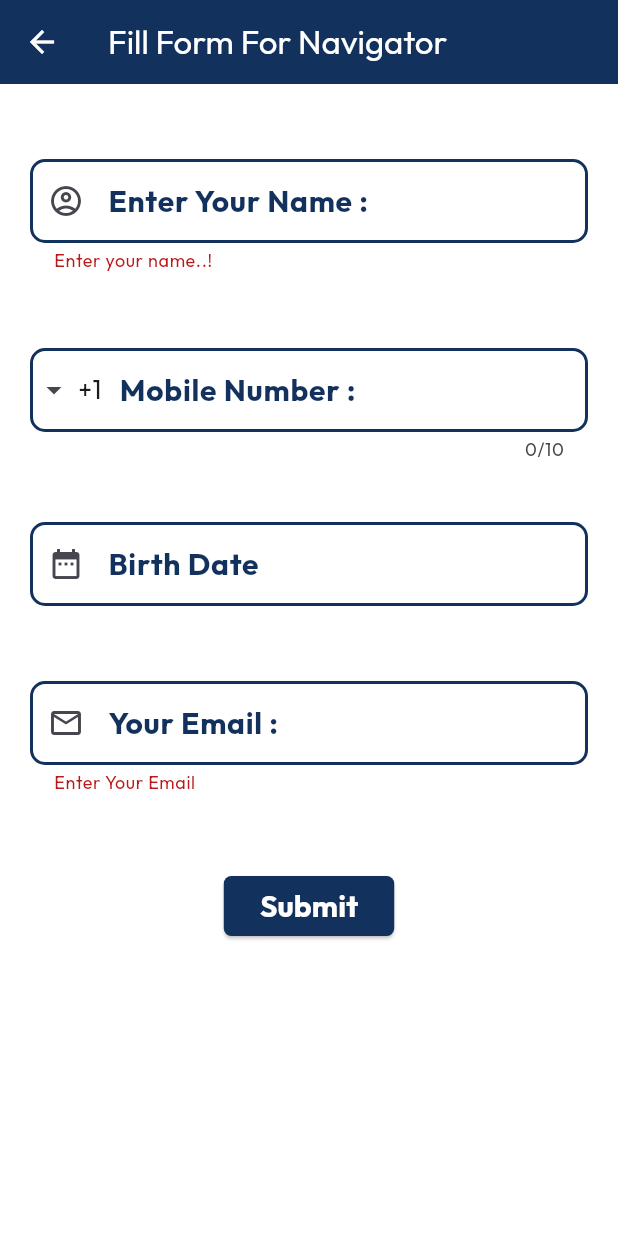
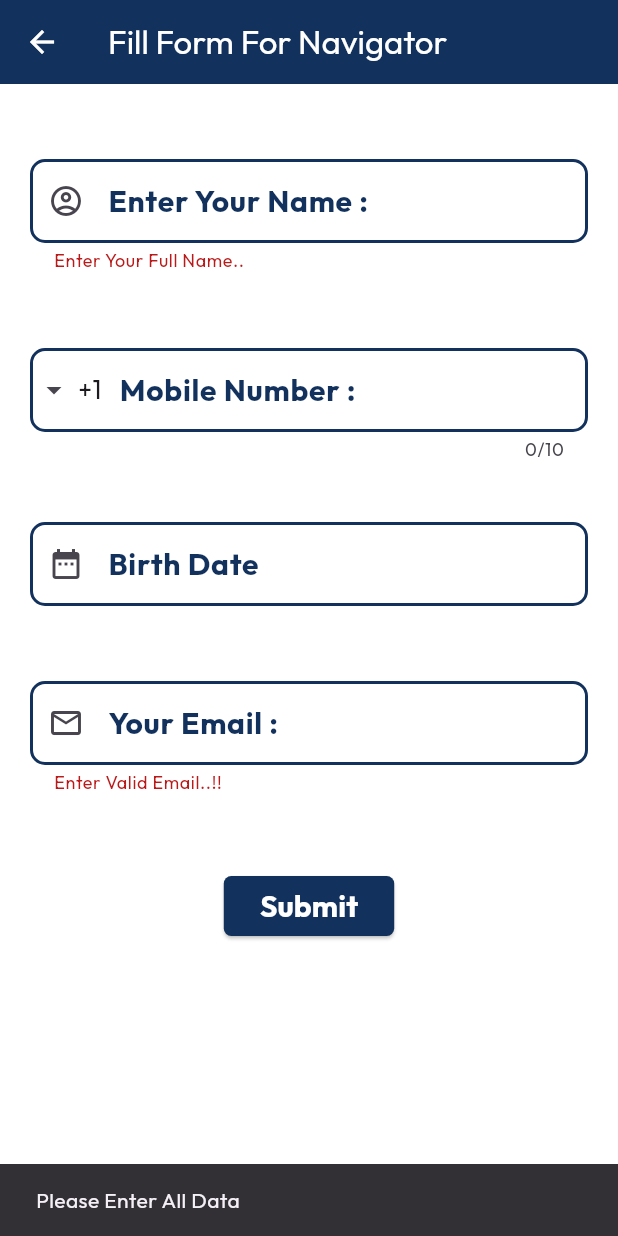
Before and after one commit to wlf-pratik-11/WLF-Flutter-Demo-App, a Flutter app: the FormForNavigator screen opened directly, after a tap on "Submit", on a phone screen of 412 x 824 dp. Run offline on Flutter 3.47's test engine with Material 3 defaults, Android fonts, the phone set to English and light mode, and no system bars; drawn by our look-alikes of intl_phone_field; our stand-ins replace email_validator, google_fonts, rxdart.

Commit message:
Upload Block Arch. implementation in Form demo

```diff
--- /dev/null
+++ b/lib/commons/bloc.dart
@@ -0,0 +1,3 @@
+abstract class Bloc{
+  void dispose();
+}
--- a/lib/screens/form_for_navigator.dart
+++ /dev/null
@@ -1,231 +0,0 @@
-import 'package:email_validator/email_validator.dart';
-import 'package:flutter/material.dart';
-import 'package:flutter/services.dart';
-import 'package:intl/intl.dart';
-import 'package:intl_phone_field/intl_phone_field.dart';
-import 'package:main_app_demo/commons/common_functions.dart';
-import 'package:main_app_demo/commons/multi_language_strings.dart';
-import 'package:main_app_demo/commons/my_colors.dart';
-
-class FormForNavigator extends StatefulWidget {
-  const FormForNavigator({super.key});
-
-  @override
-  State<FormForNavigator> createState() => _FormForNavigatorState();
-}
-
-class _FormForNavigatorState extends State<FormForNavigator> {
-  final GlobalKey<FormState> _formKey = GlobalKey<FormState>();
-  TextEditingController _name= TextEditingController();
-  TextEditingController _mobileNumber = TextEditingController();
-  TextEditingController _bDate = TextEditingController();
-  TextEditingController _email = TextEditingController();
-
-  String? _emailError;
-
-  @override
-  Widget build(BuildContext context) {
-    return Scaffold(
-      backgroundColor: Colors.white,
-      appBar: AppBar(
-          title: Text(
-            MultiLanguageStrings.fillFormForNavigator,
-            style: appbarTextStyle(),
-          ),
-          iconTheme: IconThemeData(color: Colors.white),
-          backgroundColor: MyColors.darkBlue,
-          systemOverlayStyle: SystemUiOverlayStyle(
-            systemStatusBarContrastEnforced: true,
-            // statusBarIconBrightness: Brightness.dark, // For Android (dark icons)
-          )),
-      body: Form(
-        key: _formKey,
-        autovalidateMode: AutovalidateMode.onUserInteraction,
-        child: SingleChildScrollView(
-          child: Column(
-            mainAxisAlignment: MainAxisAlignment.start,
-            children: [
-              Padding(
-                padding: const EdgeInsets.fromLTRB(20, 50, 20, 0),
-                child: TextFormField(
-                  controller: _name,
-                  decoration: InputDecoration(
-                    label: Text(
-                      "Enter Your Name :",
-                      style: TextStyle(color: MyColors.darkBlue),
-                    ),
-                    prefixIcon: Icon(Icons.account_circle_outlined),
-                    labelStyle:
-                        TextStyle(fontWeight: FontWeight.bold, fontSize: 20),
-                    iconColor: MyColors.darkBlue,
-                    enabledBorder: OutlineInputBorder(
-                      borderRadius: BorderRadius.circular(10),
-                      borderSide: BorderSide(color: MyColors.darkBlue, width: 2),
-                    ),
-                    focusedBorder: OutlineInputBorder(
-                      borderRadius: BorderRadius.circular(10),
-                      borderSide: BorderSide(color: MyColors.darkBlue, width: 2),
-                    ),
-                    focusedErrorBorder: OutlineInputBorder(
-                      borderRadius: BorderRadius.circular(10),
-                      borderSide: BorderSide(color: MyColors.darkBlue, width: 2),
-                    ),
-                    errorBorder: OutlineInputBorder(
-                      borderRadius: BorderRadius.circular(10),
-                      borderSide: BorderSide(color: MyColors.darkBlue, width: 2),
-                    ),
-                  ),
-                  validator: (value) {
-                    if(value==null || value.isEmpty){
-                      return "Enter your name..!";
-                    }
-                  },
-                ),
-              ),
-              Padding(
-                padding: const EdgeInsets.fromLTRB(20, 50, 20, 0),
-                child: IntlPhoneField(
-                  controller: _mobileNumber,
-                  showCountryFlag: false,
-                  dropdownTextStyle: TextStyle(fontSize: 17),
-                  decoration: InputDecoration(
-                    label: Text(
-                      "Mobile Number :",
-                      style: TextStyle(color: MyColors.darkBlue),
-                    ),
-                    prefixIcon: Icon(Icons.phone),
-                    labelStyle:
-                        TextStyle(fontWeight: FontWeight.bold, fontSize: 20),
-                    iconColor: MyColors.darkBlue,
-                    enabledBorder: OutlineInputBorder(
-                      borderRadius: BorderRadius.circular(10),
-                      borderSide: BorderSide(color: MyColors.darkBlue, width: 2),
-                    ),
-                    focusedBorder: OutlineInputBorder(
-                      borderRadius: BorderRadius.circular(10),
-                      borderSide: BorderSide(color: MyColors.darkBlue, width: 2),
-                    ),
-                    focusedErrorBorder: OutlineInputBorder(
-                      borderRadius: BorderRadius.circular(10),
-                      borderSide: BorderSide(color: MyColors.darkBlue, width: 2),
-                    ),
-                    errorBorder: OutlineInputBorder(
-                      borderRadius: BorderRadius.circular(10),
-                      borderSide: BorderSide(color: MyColors.darkBlue, width: 2),
-                    ),
-                  ),
-                ),
-              ),
-              Padding(
-                padding: const EdgeInsets.fromLTRB(20, 40, 20, 0),
-                child: TextFormField(
-                  controller: _bDate,
-                  readOnly: true,
-                  onTap: () async {
-                    DateTime? pickedDate = await showDatePicker(
-                      helpText: "Select BirthDate",
-                      context: context,
-                      initialDate: DateTime.now(),
-                      firstDate: DateTime(2000),
-                      lastDate: DateTime(2030),
-                    );
-                    if (pickedDate != null) {
-                      setState(() {
-                        _bDate.text = DateFormat("dd-MM-yyyy").format(pickedDate);
-                      });
-                    }
-                  },
-                  decoration: InputDecoration(
-                    label: Text("Birth Date",
-                        style: TextStyle(color: MyColors.darkBlue)),
-                    prefixIcon: Icon(Icons.date_range),
-                    labelStyle:
-                        TextStyle(fontWeight: FontWeight.bold, fontSize: 20),
-                    iconColor: MyColors.darkBlue,
-                    enabledBorder: OutlineInputBorder(
-                      borderRadius: BorderRadius.circular(10),
-                      borderSide: BorderSide(color: MyColors.darkBlue, width: 2),
-                    ),
-                    focusedBorder: OutlineInputBorder(
-                      borderRadius: BorderRadius.circular(10),
-                      borderSide: BorderSide(color: MyColors.darkBlue, width: 2),
-                    ),
-                  ),
-                ),
-              ),
-              Padding(
-                padding: const EdgeInsets.fromLTRB(20, 50, 20, 0),
-                child: TextFormField(
-                  controller: _email,
-                  decoration: InputDecoration(
-                    label: Text("Your Email :",
-                        style: TextStyle(color: MyColors.darkBlue)),
-                    prefixIcon: Icon(Icons.email_outlined),
-                    labelStyle:
-                        TextStyle(fontWeight: FontWeight.bold, fontSize: 20),
-                    iconColor: MyColors.darkBlue,
-                    enabledBorder: OutlineInputBorder(
-                      borderRadius: BorderRadius.circular(10),
-                      borderSide: BorderSide(color: MyColors.darkBlue, width: 2),
-                    ),
-                    focusedBorder: OutlineInputBorder(
-                      borderRadius: BorderRadius.circular(10),
-                      borderSide: BorderSide(color: MyColors.darkBlue, width: 2),
-                    ),
-                    focusedErrorBorder: OutlineInputBorder(
-                      borderRadius: BorderRadius.circular(10),
-                      borderSide: BorderSide(color: MyColors.darkBlue, width: 2),
-                    ),
-                    errorBorder: OutlineInputBorder(
-                      borderRadius: BorderRadius.circular(10),
-                      borderSide: BorderSide(color: MyColors.darkBlue, width: 2),
-                    ),
-                  ),
-                  validator: (value) {
-                    // Real-time email validation
-                    if(_email.text.isEmpty){
-                      return "Enter Your Email";
-                    }
-                    else if (!EmailValidator.validate(_email.text)) {
-                      return "Invalid Email..!";
-                    }
-                  },
-                ),
-              ),
-              Padding(
-                padding: const EdgeInsets.fromLTRB(20, 50, 20, 0),
-                child: ElevatedButton(
-                    onPressed: () {
-                      // Pass the data back to the previous screen
-                      if(_formKey.currentState!.validate())
-                      {
-                        Navigator.pop(context, {
-                          'name': _name.text,
-                          'mobile': _mobileNumber.text,
-                          'birthDate': _bDate.text,
-                          'email': _email.text
-                        });
-                      }
-                      else{
-                        print("Not Valivalidate..!!!");
-                      }
-                    },
-                    style: ElevatedButton.styleFrom(
-                        backgroundColor: MyColors.darkBlue,
-                        shape: RoundedRectangleBorder(
-                            borderRadius: BorderRadius.circular(5.0))),
-                    child: Text(
-                      "Submit",
-                      style: TextStyle(
-                          fontSize: 20,
-                          color: Colors.white,
-                          fontWeight: FontWeight.bold),
-                    )),
-              ),
-            ],
-          ),
-        ),
-      ),
-    );
-  }
-}
--- a/lib/screens/main_page.dart
+++ b/lib/screens/main_page.dart
@@ -2,7 +2,7 @@ import 'package:flutter/material.dart';
 import 'package:flutter/services.dart';
 import 'package:main_app_demo/commons/common_functions.dart';
 import 'package:main_app_demo/commons/multi_language_strings.dart';
-import 'package:main_app_demo/screens/tabbar_demo_page.dart';
+import 'package:main_app_demo/screens/tabbarDemo/tabbar_screen.dart';
 
 import '../commons/my_colors.dart';
 import 'blockDemo/block_screen.dart';
--- /dev/null
+++ b/lib/screens/tabbarDemo/formForNavigatorDemo/form_for_navigator_screen.dart
@@ -0,0 +1,235 @@
+import 'package:email_validator/email_validator.dart';
+import 'package:flutter/material.dart';
+import 'package:flutter/services.dart';
+import 'package:intl/intl.dart';
+import 'package:intl_phone_field/intl_phone_field.dart';
+import 'package:main_app_demo/commons/common_functions.dart';
+import 'package:main_app_demo/commons/multi_language_strings.dart';
+import 'package:main_app_demo/commons/my_colors.dart';
+import 'package:main_app_demo/screens/tabbarDemo/formForNavigatorDemo/form_navigator_screen_block.dart';
+
+class FormForNavigator extends StatefulWidget {
+  const FormForNavigator({super.key});
+
+  @override
+  State<FormForNavigator> createState() => _FormForNavigatorState();
+}
+
+class _FormForNavigatorState extends State<FormForNavigator> {
+  final FormNavigatorScreenBlock _block = FormNavigatorScreenBlock();
+
+
+  String? _emailError;
+
+  @override
+  Widget build(BuildContext context) {
+    return Scaffold(
+      backgroundColor: Colors.white,
+      appBar: AppBar(
+          title: Text(
+            MultiLanguageStrings.fillFormForNavigator,
+            style: appbarTextStyle(),
+          ),
+          iconTheme: IconThemeData(color: Colors.white),
+          backgroundColor: MyColors.darkBlue,
+          systemOverlayStyle: SystemUiOverlayStyle(
+            systemStatusBarContrastEnforced: true,
+            // statusBarIconBrightness: Brightness.dark, // For Android (dark icons)
+          )),
+      body: Form(
+        key: _block.formKey,
+        child: SingleChildScrollView(
+          child: Column(
+            mainAxisAlignment: MainAxisAlignment.start,
+            children: [
+              nameField(),
+              mobileField(),
+              bDateField(),
+              emailField(),
+              Padding(
+                padding: const EdgeInsets.fromLTRB(20, 50, 20, 0),
+                child: ElevatedButton(
+                      onPressed: () {
+                        // Pass the data back to the previous screen
+                        print(_block.formKey.currentState?.validate() ?? false);
+                        if (_block.formKey.currentState?.validate() ?? false) {
+                          _block.submitForm(context);
+                        } else {
+                          print("Not Valivalidate..!!!");
+                        }
+                        ScaffoldMessenger.of(context).showSnackBar(
+                          SnackBar(
+                            content: Text("Please Enter All Data"),
+                          ),
+                        );
+                      },
+                      style: ElevatedButton.styleFrom(
+                          backgroundColor: MyColors.darkBlue,
+                          shape: RoundedRectangleBorder(
+                              borderRadius: BorderRadius.circular(5.0))),
+                      child: Text(
+                        "Submit",
+                        style: TextStyle(
+                            fontSize: 20,
+                            color: Colors.white,
+                            fontWeight: FontWeight.bold),
+                      ),
+                    )
+              ),
+            ],
+          ),
+        ),
+      ),
+    );
+  }
+
+  Widget nameField(){
+    return Padding(
+      padding: const EdgeInsets.fromLTRB(20, 50, 20, 0),
+      child: TextFormField(
+        controller: _block.name,
+        decoration: InputDecoration(
+            label: Text(
+              "Enter Your Name :",
+              style: TextStyle(color: MyColors.darkBlue),
+            ),
+            prefixIcon: Icon(Icons.account_circle_outlined),
+            labelStyle:
+            TextStyle(fontWeight: FontWeight.bold, fontSize: 20),
+            iconColor: MyColors.darkBlue,
+            enabledBorder: OutlineInputBorder(
+              borderRadius: BorderRadius.circular(10),
+              borderSide: BorderSide(color: MyColors.darkBlue, width: 2),
+            ),
+            focusedBorder: OutlineInputBorder(
+              borderRadius: BorderRadius.circular(10),
+              borderSide: BorderSide(color: MyColors.darkBlue, width: 2),
+            ),
+            focusedErrorBorder: OutlineInputBorder(
+              borderRadius: BorderRadius.circular(10),
+              borderSide: BorderSide(color: MyColors.darkBlue, width: 2),
+            ),
+            errorBorder: OutlineInputBorder(
+              borderRadius: BorderRadius.circular(10),
+              borderSide: BorderSide(color: MyColors.darkBlue, width: 2),
+            ),
+        ),
+        onChanged: (value) {
+          print("==================="+value+"===================");
+          _block.nameValidator(value.toString());
+        },
+        validator: (value) {
+          return _block.nameValidator(value.toString());
+        },
+      ),
+    );
+  }
+
+  Widget mobileField() {
+    return Padding(
+      padding: const EdgeInsets.fromLTRB(20, 50, 20, 0),
+      child: IntlPhoneField(
+        controller: _block.mobileNumber,
+        showCountryFlag: false,
+        dropdownTextStyle: TextStyle(fontSize: 17),
+        decoration: InputDecoration(
+          label: Text(
+            "Mobile Number :",
+            style: TextStyle(color: MyColors.darkBlue),
+          ),
+          prefixIcon: Icon(Icons.phone),
+          labelStyle: TextStyle(fontWeight: FontWeight.bold, fontSize: 20),
+          iconColor: MyColors.darkBlue,
+          enabledBorder: OutlineInputBorder(
+            borderRadius: BorderRadius.circular(10),
+            borderSide: BorderSide(color: MyColors.darkBlue, width: 2),
+          ),
+          focusedBorder: OutlineInputBorder(
+            borderRadius: BorderRadius.circular(10),
+            borderSide: BorderSide(color: MyColors.darkBlue, width: 2),
+          ),
+          focusedErrorBorder: OutlineInputBorder(
+            borderRadius: BorderRadius.circular(10),
+            borderSide: BorderSide(color: MyColors.darkBlue, width: 2),
+          ),
+          errorBorder: OutlineInputBorder(
+            borderRadius: BorderRadius.circular(10),
+            borderSide: BorderSide(color: MyColors.darkBlue, width: 2),
+          ),
+        ),
+      ),
+    );
+  }
+
+  Widget bDateField() {
+    return Padding(
+      padding: const EdgeInsets.fromLTRB(20, 40, 20, 0),
+      child: TextFormField(
+        controller: _block.bDate,
+        readOnly: true,
+        onTap: () async {
+          DateTime? pickedDate = await showDatePicker(
+            helpText: "Select BirthDate",
+            context: context,
+            initialDate: DateTime.now(),
+            firstDate: DateTime(2000),
+            lastDate: DateTime(2030),
+          );
+          _block.bDateValidator(pickedDate);
+        },
+        decoration: InputDecoration(
+          label: Text("Birth Date", style: TextStyle(color: MyColors.darkBlue)),
+          prefixIcon: Icon(Icons.date_range),
+          labelStyle: TextStyle(fontWeight: FontWeight.bold, fontSize: 20),
+          iconColor: MyColors.darkBlue,
+          enabledBorder: OutlineInputBorder(
+            borderRadius: BorderRadius.circular(10),
+            borderSide: BorderSide(color: MyColors.darkBlue, width: 2),
+          ),
+          focusedBorder: OutlineInputBorder(
+            borderRadius: BorderRadius.circular(10),
+            borderSide: BorderSide(color: MyColors.darkBlue, width: 2),
+          ),
+        ),
+      ),
+    );
+  }
+
+  Widget emailField() {
+    return Padding(
+      padding: const EdgeInsets.fromLTRB(20, 50, 20, 0),
+      child: TextFormField(
+        controller: _block.email,
+        decoration: InputDecoration(
+          label:
+              Text("Your Email :", style: TextStyle(color: MyColors.darkBlue)),
+          prefixIcon: Icon(Icons.email_outlined),
+          labelStyle: TextStyle(fontWeight: FontWeight.bold, fontSize: 20),
+          iconColor: MyColors.darkBlue,
+          enabledBorder: OutlineInputBorder(
+            borderRadius: BorderRadius.circular(10),
+            borderSide: BorderSide(color: MyColors.darkBlue, width: 2),
+          ),
+          focusedBorder: OutlineInputBorder(
+            borderRadius: BorderRadius.circular(10),
+            borderSide: BorderSide(color: MyColors.darkBlue, width: 2),
+          ),
+          focusedErrorBorder: OutlineInputBorder(
+            borderRadius: BorderRadius.circular(10),
+            borderSide: BorderSide(color: MyColors.darkBlue, width: 2),
+          ),
+          errorBorder: OutlineInputBorder(
+            borderRadius: BorderRadius.circular(10),
+            borderSide: BorderSide(color: MyColors.darkBlue, width: 2),
+          ),
+        ),
+        onChanged: (value) {
+          _block.emailValidator(value.toString());
+        },
+        validator: (value) {
+          return _block.emailValidator(value.toString());
+        },
+      ),
+    );
+  }
+}
--- /dev/null
+++ b/lib/screens/tabbarDemo/formForNavigatorDemo/form_navigator_screen_block.dart
@@ -0,0 +1,63 @@
+import 'dart:async';
+
+import 'package:email_validator/email_validator.dart';
+import 'package:flutter/cupertino.dart';
+import 'package:intl/intl.dart';
+import 'package:rxdart/rxdart.dart';
+
+class FormNavigatorScreenBlock {
+  FormNavigatorScreenBlock();
+  final _myController = StreamController<String>();
+
+  Stream<String> get myStream =>_myController.stream;
+  Sink<String> get mySink => _myController.sink;
+
+
+  final GlobalKey<FormState> formKey = GlobalKey<FormState>();
+  final TextEditingController name= TextEditingController();
+  final TextEditingController mobileNumber = TextEditingController();
+  final TextEditingController bDate = TextEditingController();
+  final TextEditingController email = TextEditingController();
+
+  String? nameValidator(String value){
+    if(value.isEmpty || value.length<4){
+      return "Enter Your Full Name..";
+    }else{
+      return null;
+    }
+  }
+
+  String? bDateValidator(DateTime? pickedDate ){
+    if (pickedDate != null) {
+        bDate.text =  DateFormat("dd-MM-yyyy").format(pickedDate) ;
+        return null;
+    }
+    else{
+      return "Select Your Birthdate.";
+    }
+  }
+
+  String? emailValidator(String? value) {
+    bool emailValid =
+    RegExp(r"^[a-zA-Z0-9.a-zA-Z0-9.!#$%&'*+-/=?^_`{|}~]+@[a-zA-Z0-9]+\.[a-zA-Z]+")
+        .hasMatch(value ?? "");
+    if(emailValid){
+      return null;
+    }else{
+      return "Enter Valid Email..!!";
+    }
+  }
+
+  void submitForm(BuildContext context){
+    Navigator.pop(context, {
+      'name': name.text,
+      'mobile': mobileNumber.text,
+      'birthDate': bDate.text,
+      'email': email.text
+    });
+  }
+
+  void dispose(){
+    _myController.close();
+  }
+}
--- a/pubspec.yaml
+++ b/pubspec.yaml
@@ -40,7 +40,7 @@ dependencies:
   intl_phone_field: any
   intl: any
   email_validator: any
-
+  rxdart: any
 dev_dependencies:
   flutter_test:
     sdk: flutter
```
Also changed, not shown: lib/screens/tabbarDemo/tabbar_screen.dart (renamed from lib/screens/tabbar_demo_page.dart, +18 -33 lines), lib/screens/tabbarDemo/tabbar_screen_block.dart (added, +38 -0 lines), pubspec.lock.
